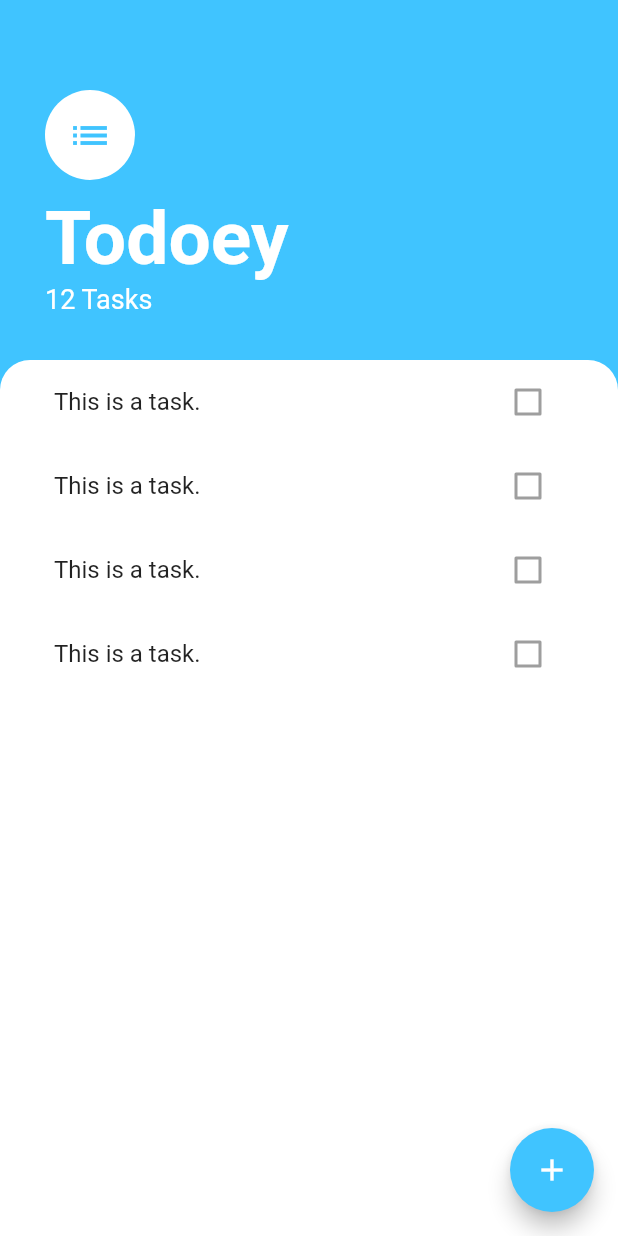
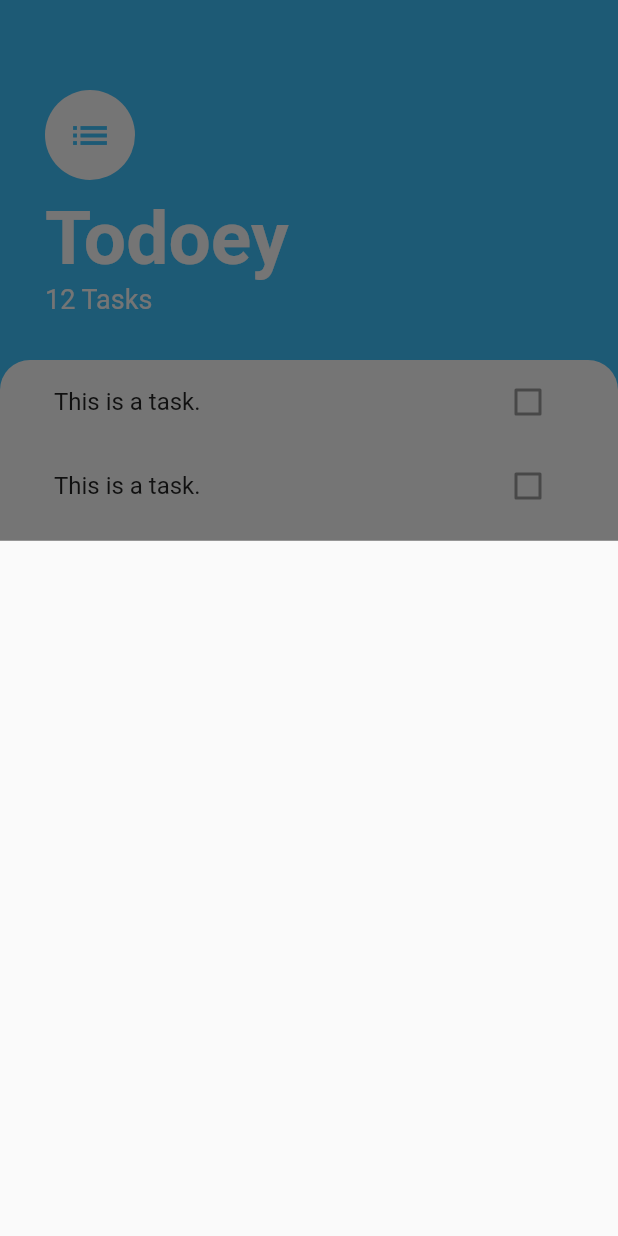
Before and after one commit to TsengYiYao/todoey_app, a Flutter app: the screen it shows after launch, after a tap on the "add" icon, on a phone screen of 412 x 824 dp. Run offline on Flutter 3.47's test engine with Material 2 defaults, Android fonts, the phone set to English and light mode, and no system bars.

Commit message:
185. The BottomSheet Widget showModalBottomSheet on floatingActionButton's onPressed

```diff
--- a/lib/screens/tasks_screen.dart
+++ b/lib/screens/tasks_screen.dart
@@ -10,7 +10,7 @@ class TasksScreen extends StatelessWidget {
         backgroundColor: Colors.lightBlueAccent,
         child: Icon(Icons.add),
         onPressed: () {
-          //
+          showModalBottomSheet(context: context, builder: (BuildContext context) => Container());
         },
       ),
       body: Column(
@@ -18,7 +18,11 @@ class TasksScreen extends StatelessWidget {
         children: <Widget>[
           Container(
             padding: EdgeInsets.only(
-                top: 60.0, left: 30.0, right: 30.0, bottom: 30.0),
+              top: 60.0,
+              left: 30.0,
+              right: 30.0,
+              bottom: 30.0,
+            ),
             child: Column(
               crossAxisAlignment: CrossAxisAlignment.start,
               children: <Widget>[
```
